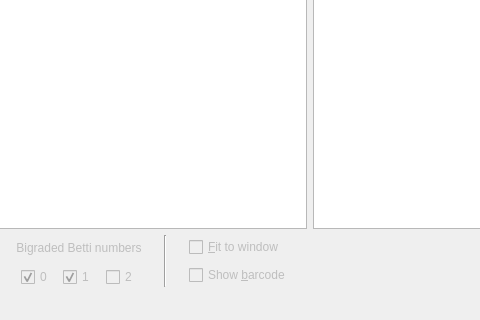
Above: visualizationwindow.ui from rivetTDA/rivet before the change; both pictures show x 190 to 670 and y 380 to 700 of the 1000 by 700 pixel window. Below: the same form after it.
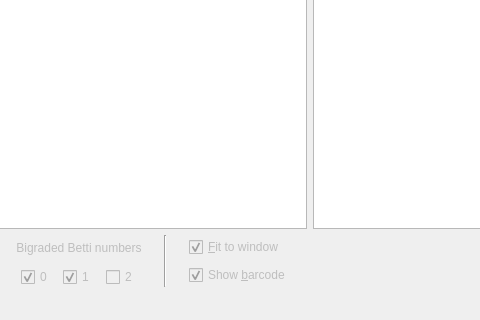
That is the form after the change.

Commit message: Updated defaults: 10 for x and y bins. Fit to window and barcode selected by default

What changed in the file:
```diff
--- a/visualizationwindow.ui
+++ b/visualizationwindow.ui
@@ -291,6 +291,9 @@
             <property name="text">
              <string>&amp;Fit to window</string>
             </property>
+            <property name="checked">
+             <bool>true</bool>
+            </property>
            </widget>
           </item>
           <item>
@@ -301,6 +304,9 @@
             <property name="text">
              <string>Show &amp;barcode</string>
             </property>
+            <property name="checked">
+             <bool>true</bool>
+            </property>
            </widget>
           </item>
          </layout>
```
The commit also changes 2 other files.
